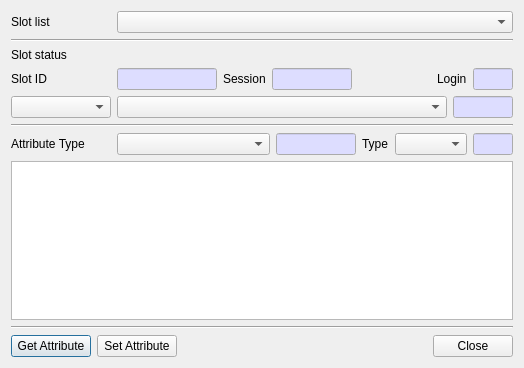
Old version of the form CryptokiMan/edit_attribute_dlg.ui in the repository jykim74/CryptokiMan.
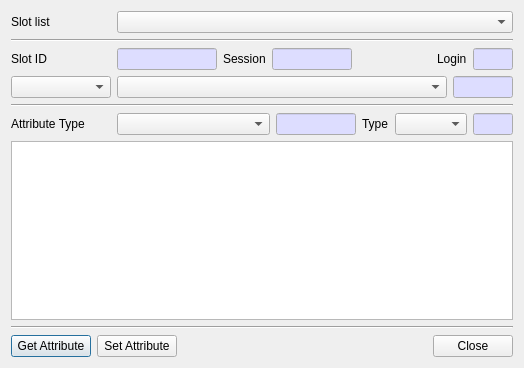
New version of the form.

Diff of the .ui file:
```diff
--- a/CryptokiMan/edit_attribute_dlg.ui
+++ b/CryptokiMan/edit_attribute_dlg.ui
@@ -51,13 +51,6 @@
      </property>
     </widget>
    </item>
-   <item>
-    <widget class="QLabel" name="label_2">
-     <property name="text">
-      <string>Slot status</string>
-     </property>
-    </widget>
-   </item>
    <item>
     <layout class="QGridLayout" name="gridLayout_4">
      <property name="topMargin">
```
